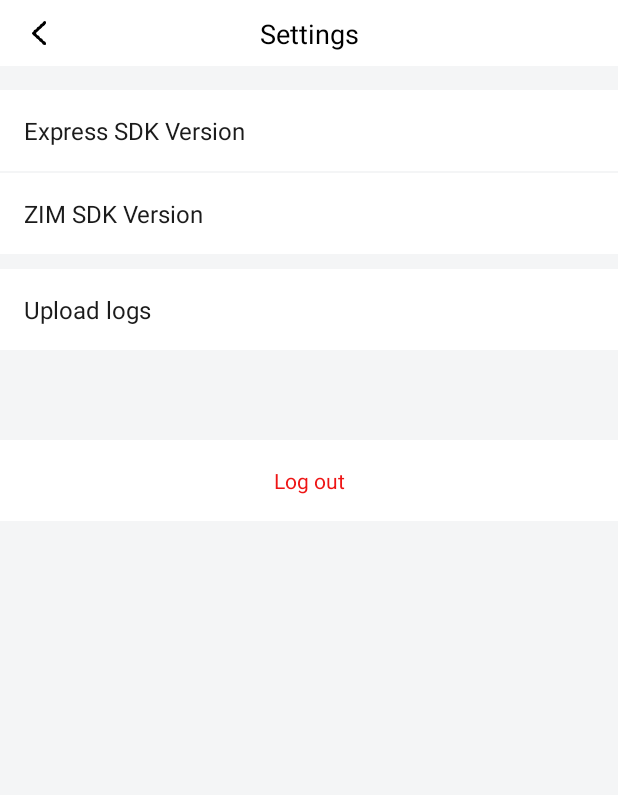
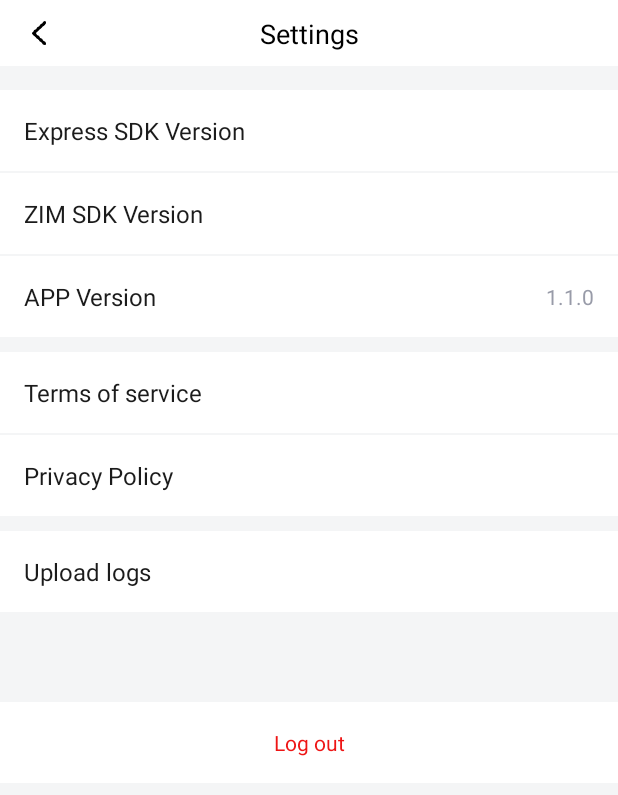
Before and after one commit to nangonghuang/live_audio_room_android, an Android app: the SettingsActivity screen opened directly, with no data from a screen before it, on a phone screen of 412 x 824 dp. Shown: the top 795 px of the screen. Run offline under Robolectric (Android 15) with nearby library versions, the phone set to English and light mode, and no system bars; libraries missing offline, so code that uses them is left out: com.blankj.utilcode, com.gyf.immersionbar, im.zego.zegoexpress, im.zego.zim; 3 statements that could not run were skipped.

Commit message:
add v1.2 Version logic of Experience Optimization

```diff
--- a/app/build.gradle
+++ b/app/build.gradle
@@ -46,5 +46,8 @@ dependencies {
     implementation 'com.gyf.immersionbar:immersionbar:3.0.0'
     implementation 'com.guolindev.permissionx:permissionx:1.6.1'
 
+    // webView
+    implementation 'com.github.Justson.AgentWeb:agentweb-core:v5.0.0-alpha.1-androidx'
+
     implementation project(':zegoliveaudioroom')
 }
--- a/app/src/main/AndroidManifest.xml
+++ b/app/src/main/AndroidManifest.xml
@@ -44,6 +44,10 @@
         <activity
             android:name=".feature.room.LiveAudioRoomActivity"
             android:screenOrientation="portrait" />
+        <activity
+            android:name=".feature.webview.WebViewActivity"
+            android:launchMode="singleTop"
+            android:screenOrientation="sensorPortrait" />
     </application>
 
 </manifest>
--- a/app/src/main/java/im/zego/liveaudioroomdemo/feature/settings/SettingsActivity.java
+++ b/app/src/main/java/im/zego/liveaudioroomdemo/feature/settings/SettingsActivity.java
@@ -12,19 +12,25 @@ import com.blankj.utilcode.util.ToastUtils;
 
 import im.zego.liveaudioroom.ZegoRoomManager;
 import im.zego.liveaudioroom.constants.ZegoRoomErrorCode;
+import im.zego.liveaudioroomdemo.BuildConfig;
 import im.zego.liveaudioroomdemo.R;
+import im.zego.liveaudioroomdemo.constants.Constants;
 import im.zego.liveaudioroomdemo.feature.BaseActivity;
 import im.zego.liveaudioroomdemo.feature.login.UserLoginActivity;
+import im.zego.liveaudioroomdemo.feature.webview.WebViewActivity;
 import im.zego.zegoexpress.ZegoExpressEngine;
 import im.zego.zim.ZIM;
 
 public class SettingsActivity extends BaseActivity {
 
-    private ImageView mIvBack;
-    private TextView mTvRtcSdkVersion;
-    private TextView mTvZimSdkVersion;
-    private TextView mTvLogout;
-    private View mShareLog;
+    private ImageView ivBack;
+    private TextView tvRtcSdkVersion;
+    private TextView tvZimSdkVersion;
+    private TextView tvAppVersion;
+    private View layoutTermsOfService;
+    private View layoutPrivacyPolicy;
+    private View shareLog;
+    private TextView tvLogout;
 
     public static void startActivity(Context context) {
         Intent intent = new Intent(context, SettingsActivity.class);
@@ -41,22 +47,28 @@ public class SettingsActivity extends BaseActivity {
     }
 
     protected void initView() {
-        mIvBack = findViewById(R.id.iv_logout);
-        mTvRtcSdkVersion = findViewById(R.id.tv_rtc_sdk_version);
-        mTvZimSdkVersion = findViewById(R.id.tv_zim_sdk_version);
-        mTvLogout = findViewById(R.id.tv_logout);
-        mShareLog = findViewById(R.id.layout_share_log);
+        ivBack = findViewById(R.id.iv_logout);
+        tvRtcSdkVersion = findViewById(R.id.tv_rtc_sdk_version);
+        tvZimSdkVersion = findViewById(R.id.tv_zim_sdk_version);
+        tvAppVersion = findViewById(R.id.tv_app_version);
+        layoutTermsOfService = findViewById(R.id.layout_terms_of_service);
+        layoutPrivacyPolicy = findViewById(R.id.layout_privacy_policy);
+        tvLogout = findViewById(R.id.tv_logout);
+        shareLog = findViewById(R.id.layout_share_log);
     }
 
     protected void initData() {
-        mTvRtcSdkVersion.setText(ZegoExpressEngine.getVersion());
-        mTvZimSdkVersion.setText(ZIM.getVersion());
+        tvRtcSdkVersion.setText(ZegoExpressEngine.getVersion());
+        tvZimSdkVersion.setText(ZIM.getVersion());
+        tvAppVersion.setText(BuildConfig.VERSION_NAME);
     }
 
     protected void initListener() {
-        mIvBack.setOnClickListener(v -> finish());
-        mTvLogout.setOnClickListener(v -> logout());
-        mShareLog.setOnClickListener(v ->
+        ivBack.setOnClickListener(v -> finish());
+        tvLogout.setOnClickListener(v -> logout());
+        layoutTermsOfService.setOnClickListener(v -> WebViewActivity.start(this, Constants.URL_TERMS_OF_SERVICE));
+        layoutPrivacyPolicy.setOnClickListener(v -> WebViewActivity.start(this, Constants.URL_PRIVACY_POLICY));
+        shareLog.setOnClickListener(v ->
                 /**
                  * Upload log to SDK server, let the sdk grow up
                  */
@@ -71,6 +83,6 @@ public class SettingsActivity extends BaseActivity {
 
     private void logout() {
         ZegoRoomManager.getInstance().userService.logout();
-        ActivityUtils.finishToActivity(UserLoginActivity.class,false);
+        ActivityUtils.finishToActivity(UserLoginActivity.class, false);
     }
 }
--- a/app/src/main/java/im/zego/liveaudioroomdemo/helper/DialogHelper.java
+++ b/app/src/main/java/im/zego/liveaudioroomdemo/helper/DialogHelper.java
@@ -27,7 +27,9 @@ public final class DialogHelper {
         builder.setMessage(content);
 
         builder.setPositiveButton(positiveText, positiveClickListener);
-        builder.setNegativeButton(negativeText, negativeClickListener);
+        if (!StringUtils.isTrimEmpty(negativeText)) {
+            builder.setNegativeButton(negativeText, negativeClickListener);
+        }
 
         AlertDialog dialog = builder.create();
         dialog.show();
--- a/app/src/main/res/layout/activity_chat_room.xml
+++ b/app/src/main/res/layout/activity_chat_room.xml
@@ -86,7 +86,6 @@
       android:ellipsize="end"
       android:gravity="center_vertical"
       android:maxWidth="250dp"
-      android:maxLines="2"
       android:padding="10dp"
       android:textColor="@color/white"
       android:textSize="12sp" />
--- a/app/src/main/res/layout/activity_settings.xml
+++ b/app/src/main/res/layout/activity_settings.xml
@@ -42,96 +42,104 @@
 
     <LinearLayout
         android:id="@+id/layout_rtc_sdk_version"
+        style="@style/SettingsItemLayoutStyle"
         android:layout_width="match_parent"
-        android:layout_height="54dp"
         android:layout_marginTop="16dp"
-        android:background="@color/white"
-        android:paddingStart="16dp"
-        android:paddingEnd="16dp"
         app:layout_constraintEnd_toEndOf="parent"
         app:layout_constraintStart_toStartOf="parent"
         app:layout_constraintTop_toBottomOf="@id/layout_title">
 
         <TextView
-            android:layout_width="wrap_content"
-            android:layout_height="wrap_content"
-            android:layout_gravity="center_vertical"
-            android:text="@string/setting_page_sdk_version"
-            android:textColor="#1B1B1B"
-            android:textSize="16sp" />
+            style="@style/SettingsItemTitleStyle"
+            android:text="@string/setting_page_sdk_version" />
 
         <TextView
             android:id="@+id/tv_rtc_sdk_version"
-            android:layout_width="0dp"
-            android:layout_height="wrap_content"
-            android:layout_gravity="center_vertical"
-            android:layout_weight="1"
-            android:gravity="end"
-            android:textColor="#ff989ba8"
-            android:textSize="14sp"
+            style="@style/SettingsItemContentStyle"
             tools:text="v1.0.0" />
     </LinearLayout>
 
     <LinearLayout
         android:id="@+id/layout_zim_sdk_version"
-        android:layout_width="match_parent"
-        android:layout_height="54dp"
+        style="@style/SettingsItemLayoutStyle"
         android:layout_marginTop="1dp"
-        android:background="@color/white"
-        android:paddingStart="16dp"
-        android:paddingEnd="16dp"
         app:layout_constraintEnd_toEndOf="parent"
         app:layout_constraintStart_toStartOf="parent"
         app:layout_constraintTop_toBottomOf="@id/layout_rtc_sdk_version">
 
         <TextView
-            android:layout_width="wrap_content"
-            android:layout_height="wrap_content"
-            android:layout_gravity="center_vertical"
-            android:text="@string/setting_page_zim_sdk_version"
-            android:textColor="#1B1B1B"
-            android:textSize="16sp" />
+            style="@style/SettingsItemTitleStyle"
+            android:text="@string/setting_page_zim_sdk_version" />
 
         <TextView
             android:id="@+id/tv_zim_sdk_version"
-            android:layout_width="0dp"
-            android:layout_height="wrap_content"
-            android:layout_gravity="center_vertical"
-            android:layout_weight="1"
-            android:gravity="end"
-            android:textColor="#ff989ba8"
-            android:textSize="14sp"
+            style="@style/SettingsItemContentStyle"
             tools:text="v1.0.0" />
     </LinearLayout>
 
     <LinearLayout
-        android:id="@+id/layout_share_log"
-        android:layout_width="match_parent"
-        android:layout_height="54dp"
-        android:layout_marginTop="10dp"
-        android:background="@color/white"
-        android:paddingStart="16dp"
-        android:paddingEnd="16dp"
+        android:id="@+id/layout_app_version"
+        style="@style/SettingsItemLayoutStyle"
+        android:layout_marginTop="1dp"
         app:layout_constraintEnd_toEndOf="parent"
         app:layout_constraintStart_toStartOf="parent"
         app:layout_constraintTop_toBottomOf="@id/layout_zim_sdk_version">
 
         <TextView
-            android:layout_width="wrap_content"
-            android:layout_height="wrap_content"
-            android:layout_gravity="center_vertical"
-            android:text="@string/setting_page_upload_log"
-            android:textColor="#1B1B1B"
-            android:textSize="16sp" />
+            style="@style/SettingsItemTitleStyle"
+            android:text="@string/setting_page_version" />
+
+        <TextView
+            android:id="@+id/tv_app_version"
+            style="@style/SettingsItemContentStyle"
+            tools:text="v1.0.0" />
+    </LinearLayout>
+
+    <LinearLayout
+        android:id="@+id/layout_terms_of_service"
+        style="@style/SettingsItemLayoutStyle"
+        android:layout_marginTop="10dp"
+        app:layout_constraintEnd_toEndOf="parent"
+        app:layout_constraintStart_toStartOf="parent"
+        app:layout_constraintTop_toBottomOf="@id/layout_app_version">
+
+        <TextView
+            style="@style/SettingsItemTitleStyle"
+            android:text="@string/setting_page_terms_of_service" />
+    </LinearLayout>
+
+    <LinearLayout
+        android:id="@+id/layout_privacy_policy"
+        style="@style/SettingsItemLayoutStyle"
+        android:layout_marginTop="1dp"
+        app:layout_constraintEnd_toEndOf="parent"
+        app:layout_constraintStart_toStartOf="parent"
+        app:layout_constraintTop_toBottomOf="@id/layout_terms_of_service">
+
+        <TextView
+            style="@style/SettingsItemTitleStyle"
+            android:text="@string/setting_page_privacy_policy" />
+    </LinearLayout>
+
+    <LinearLayout
+        android:id="@+id/layout_share_log"
+        style="@style/SettingsItemLayoutStyle"
+        android:layout_marginTop="10dp"
+        app:layout_constraintEnd_toEndOf="parent"
+        app:layout_constraintStart_toStartOf="parent"
+        app:layout_constraintTop_toBottomOf="@id/layout_privacy_policy">
+
+        <TextView
+            style="@style/SettingsItemTitleStyle"
+            android:text="@string/setting_page_upload_log" />
     </LinearLayout>
 
     <TextView
         android:id="@+id/tv_logout"
+        style="@style/SettingsItemLayoutStyle"
         android:layout_width="match_parent"
-        android:layout_height="54dp"
         android:layout_gravity="center_vertical"
         android:layout_marginTop="60dp"
-        android:background="@color/white"
         android:gravity="center"
         android:text="@string/setting_page_logout"
         android:textColor="#EE1515"
--- a/app/src/main/res/values/strings.xml
+++ b/app/src/main/res/values/strings.xml
@@ -27,7 +27,10 @@
   <string name="setting_page_settings">Settings</string>
   <string name="setting_page_sdk_version">Express SDK Version</string>
   <string name="setting_page_zim_sdk_version">ZIM SDK Version</string>
+  <string name="setting_page_version">APP Version</string>
   <string name="setting_page_upload_log">Upload logs</string>
+  <string name="setting_page_terms_of_service">Terms of service</string>
+  <string name="setting_page_privacy_policy">Privacy Policy</string>
   <string name="setting_page_logout">Log out</string>
   <string name="toast_upload_log_success">Logs uploaded successfully.</string>
   <string name="toast_upload_log_fail">Failed to upload logs. Error code: %d.</string>
@@ -52,7 +55,11 @@
   <string name="room_page_joined_the_room">%s joined the room</string>
   <string name="toast_send_message_error">Failed to send message. Error code: %d.</string>
   <string name="room_page_send_message">Send</string>
-  <string name="room_page_bands_send_message">The host has disabled text chat for everyone.</string>
+
+  <string name="toast_disable_text_chat_success">Disabled text chat successfully.</string>
+  <string name="toast_allow_text_chat_success">Allow text chat successfully.</string>
+  <string name="toast_disable_text_chat_tips">The host has disabled text chat for everyone.</string>
+  <string name="toast_allow_text_chat_tips">The host has allowed text chat for everyone.</string>
 
   <string name="room_page_gift">Gifts</string>
 
@@ -70,6 +77,7 @@
   <string name="toast_lock_seat_fail">Failed to close the seat. Error code: %d.</string>
   <string name="toast_lock_seat_already_take_seat">Failed to close the seat. A speaker has already take the seat.</string>
   <string name="dialog_warning_leave_seat_message">Remove %s from the speaker seat?</string>
+  <string name="dialog_tips_title">Tips</string>
   <string name="dialog_confirm">OK</string>
   <string name="dialog_cancel">Cancel</string>
   <string name="toast_kickout_leave_seat_error">Failed to remove %s from the speaker seat. Error code: %d.</string>
--- a/app/src/main/res/values/themes.xml
+++ b/app/src/main/res/values/themes.xml
@@ -89,4 +89,30 @@
         <item name="android:background">@drawable/white_fill_circle_bg</item>
     </style>
 
+    <style name="SettingsItemLayoutStyle">
+        <item name="android:layout_width">match_parent</item>
+        <item name="android:layout_height">54dp</item>
+        <item name="android:background">@color/white</item>
+        <item name="android:paddingStart">16dp</item>
+        <item name="android:paddingEnd">16dp</item>
+    </style>
+
+    <style name="SettingsItemTitleStyle">
+        <item name="android:layout_width">wrap_content</item>
+        <item name="android:layout_height">wrap_content</item>
+        <item name="android:layout_gravity">center_vertical</item>
+        <item name="android:textColor">#1B1B1B</item>
+        <item name="android:textSize">16sp</item>
+    </style>
+
+    <style name="SettingsItemContentStyle">
+        <item name="android:layout_width">0dp</item>
+        <item name="android:layout_height">wrap_content</item>
+        <item name="android:layout_gravity">center_vertical</item>
+        <item name="android:layout_weight">1</item>
+        <item name="android:gravity">end</item>
+        <item name="android:textColor">#ff989ba8</item>
+        <item name="android:textSize">14sp</item>
+    </style>
+
 </resources>
```
Also changed, not shown: app/src/main/java/im/zego/liveaudioroomdemo/constants/Constants.java (added, +9 -0 lines), app/src/main/java/im/zego/liveaudioroomdemo/feature/login/RoomLoginActivity.java (+31 -3 lines), app/src/main/java/im/zego/liveaudioroomdemo/feature/room/LiveAudioRoomActivity.java (+23 -5 lines), app/src/main/java/im/zego/liveaudioroomdemo/feature/room/dialog/SettingsDialog.java (+7 -1 lines), app/src/main/java/im/zego/liveaudioroomdemo/feature/webview/WebViewActivity.java (added, +78 -0 lines), app/src/main/res/layout/activity_web_view.xml (added, +50 -0 lines), 1 other file.
